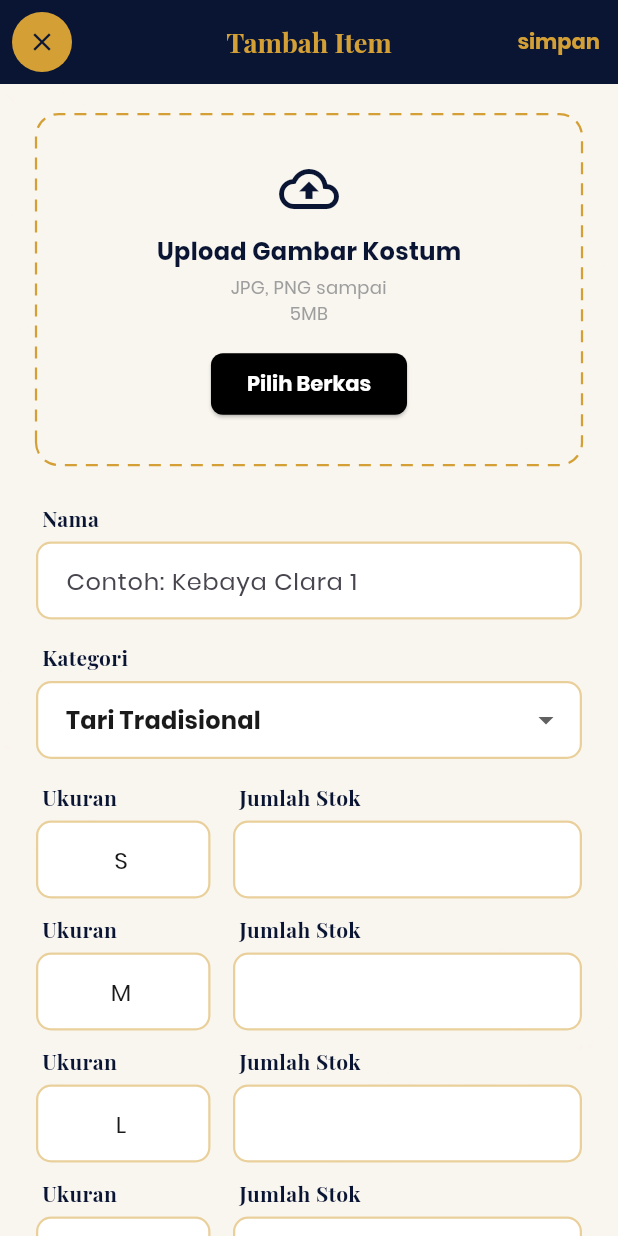
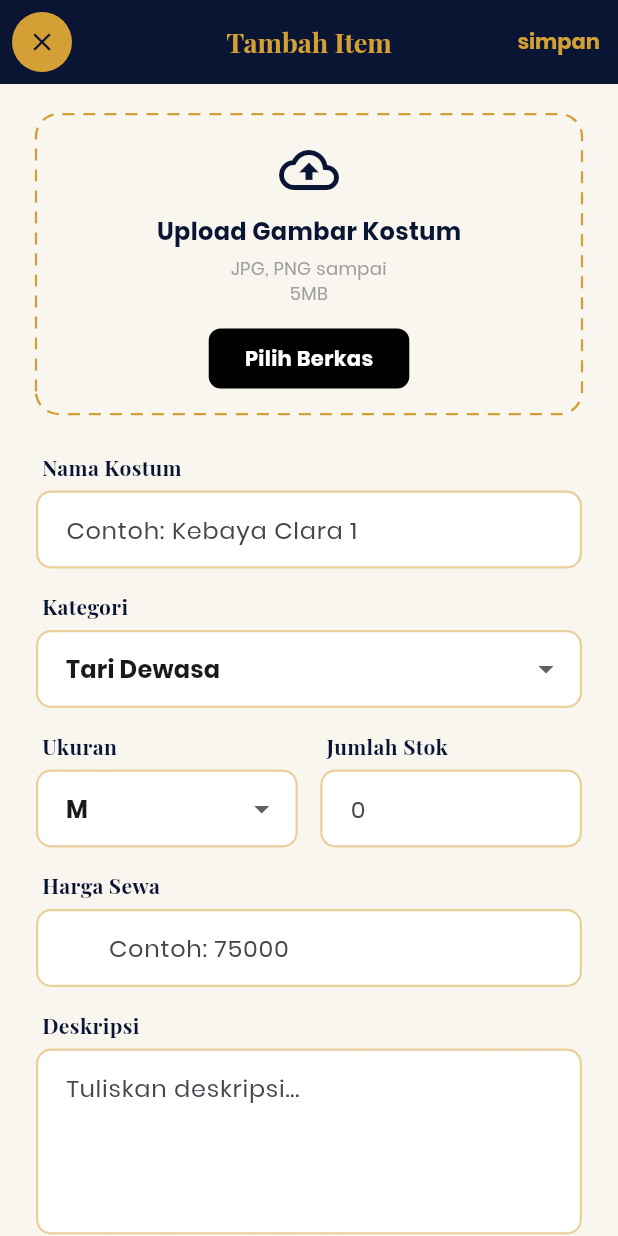
Before and after one commit to farinsevany-art/Penyewaan-Baju, a Flutter app: the AddStockPage screen opened directly with empty values, on a phone screen of 412 x 824 dp. Run offline on Flutter 3.47's test engine with Material 3 defaults, Android fonts, the phone set to English and light mode, and no system bars; our stand-ins replace fl_chart, image_picker, shared_preferences; accounts and stored records are empty.

Commit message:
FItur manajemen stok final

```diff
--- a/lib/data/services/auth_service.dart
+++ b/lib/data/services/auth_service.dart
@@ -2,7 +2,6 @@ import 'dart:convert';
 import 'package:http/http.dart' as http;
 
 class AuthService {
-  // Gunakan IP Laptop jika pakai emulator/HP asli, misal: 192.168.1.5
   static const String baseUrl = "http://localhost/api_penyewaan";
 
   static Future<Map<String, dynamic>> login(
--- a/lib/data/services/stock_service.dart
+++ b/lib/data/services/stock_service.dart
@@ -1,15 +1,20 @@
 import 'dart:convert';
 import 'package:http/http.dart' as http;
+import 'package:image_picker/image_picker.dart'; // Import XFile
 import '../models/stock_model.dart';
 
 class StockService {
+  // Gunakan IP sesuai environment Anda.
+  // Jika pakai Chrome/localhost, Anda bisa pakai "http://localhost/api_penyewaan"
   static const String baseUrl = "http://localhost/api_penyewaan";
+  static const String imageBaseUrl = "$baseUrl/uploads/";
 
   static Future<List<StockModel>> getStocks(int categoryId) async {
     try {
       final response = await http.get(
         Uri.parse("$baseUrl/get_stocks.php?id_kategori=$categoryId"),
       );
+
       if (response.statusCode == 200) {
         List data = json.decode(response.body);
         return data.map((item) => StockModel.fromJson(item)).toList();
@@ -22,22 +27,38 @@ class StockService {
 
   static Future<Map<String, dynamic>> saveStock(
     StockModel stock,
-    bool isEdit,
-  ) async {
+    bool isEdit, {
+    XFile? imageFile, // Parameter diubah menjadi XFile
+  }) async {
     final url = isEdit ? "$baseUrl/update_stock.php" : "$baseUrl/add_stock.php";
     try {
-      final response = await http.post(
-        Uri.parse(url),
-        body: {
-          "nama_kostum": stock.namaKostum,
-          "id_kategori": stock.idKategori.toString(),
-          "stok": stock.stok.toString(),
-          "harga_sewa": stock.hargaSewa.toString(),
-          "ukuran": stock.ukuran,
-          "deskripsi": stock.deskripsi,
-          if (isEdit) "id_kostum": stock.idKostum.toString(),
-        },
-      );
+      var request = http.MultipartRequest("POST", Uri.parse(url));
+
+      request.fields['nama_kostum'] = stock.namaKostum;
+      request.fields['id_kategori'] = stock.idKategori.toString();
+      request.fields['stok'] = stock.stok.toString();
+      request.fields['harga_sewa'] = stock.hargaSewa.toString();
+      request.fields['ukuran'] = stock.ukuran;
+      request.fields['deskripsi'] = stock.deskripsi;
+
+      if (isEdit) {
+        request.fields['id_kostum'] = stock.idKostum.toString();
+      }
+
+      // Handle file upload yang kompatibel untuk Web & Mobile
+      if (imageFile != null) {
+        var bytes = await imageFile.readAsBytes();
+        var pic = http.MultipartFile.fromBytes(
+          "foto",
+          bytes,
+          filename: imageFile.name,
+        );
+        request.files.add(pic);
+      }
+
+      var streamedResponse = await request.send();
+      var response = await http.Response.fromStream(streamedResponse);
+
       return json.decode(response.body);
     } catch (e) {
       return {"success": false, "message": "Koneksi gagal: $e"};
--- a/lib/features/admin/stock_management/add_stock_page.dart
+++ b/lib/features/admin/stock_management/add_stock_page.dart
@@ -1,3 +1,6 @@
+import 'dart:io';
+import 'package:flutter/foundation.dart' show kIsWeb;
+import 'package:image_picker/image_picker.dart';
 import 'package:flutter/material.dart';
 import 'dart:ui';
 import 'package:apkpenyewaanbaju/data/models/stock_model.dart';
@@ -16,22 +19,21 @@ class _AddStockPageState extends State<AddStockPage> {
   final _formKey = GlobalKey<FormState>();
 
   final TextEditingController _namaController = TextEditingController();
+  final TextEditingController _deskripsiController = TextEditingController();
+  final TextEditingController _stokController = TextEditingController();
   final TextEditingController _hargaController = TextEditingController();
-  final TextEditingController _deskripsiController = TextEditingController();
 
-  final TextEditingController _stokSController = TextEditingController();
-  final TextEditingController _stokMController = TextEditingController();
-  final TextEditingController _stokLController = TextEditingController();
-  final TextEditingController _stokXLController = TextEditingController();
+  XFile? _imageFile;
 
   final List<Map<String, dynamic>> _kategoriList = [
-    {'id': 1, 'name': 'Tari Tradisional'},
-    {'id': 2, 'name': 'Wayang'},
-    {'id': 3, 'name': 'Modern/Karnaval'},
-    {'id': 4, 'name': 'Pakaian Adat'},
+    {'id': 1, 'name': 'Tari Dewasa'},
+    {'id': 2, 'name': 'Tari Anak'},
+    {'id': 3, 'name': 'Raja & Ratu'},
+    {'id': 4, 'name': 'Wayang'},
   ];
 
   late int _selectedKategoriId;
+  String _selectedUkuran = 'M'; // Default ukuran
 
   @override
   void initState() {
@@ -45,59 +47,62 @@ class _AddStockPageState extends State<AddStockPage> {
   @override
   void dispose() {
     _namaController.dispose();
+    _deskripsiController.dispose();
+    _stokController.dispose();
     _hargaController.dispose();
-    _deskripsiController.dispose();
-    _stokSController.dispose();
-    _stokMController.dispose();
-    _stokLController.dispose();
-    _stokXLController.dispose();
     super.dispose();
+  }
+
+  Future<void> _pickImage() async {
+    final pickedFile = await ImagePicker().pickImage(
+      source: ImageSource.gallery,
+    );
+    if (pickedFile != null) {
+      setState(() {
+        _imageFile = pickedFile;
+      });
+    }
   }
 
   void _handleSave() async {
     if (_formKey.currentState!.validate()) {
-      Map<String, TextEditingController> stokControllers = {
-        'S': _stokSController,
-        'M': _stokMController,
-        'L': _stokLController,
-        'XL': _stokXLController,
-      };
+      int stok = int.tryParse(_stokController.text) ?? 0;
+      int harga = int.tryParse(_hargaController.text.replaceAll('.', '')) ?? 0;
 
-      bool isSuccess = true;
-      String errorMessage = "";
+      // Validasi agar stok tidak 0
+      if (stok <= 0) {
+        ScaffoldMessenger.of(context).showSnackBar(
+          const SnackBar(content: Text("Jumlah stok harus lebih dari 0!")),
+        );
+        return;
+      }
 
-      for (var entry in stokControllers.entries) {
-        String ukuran = entry.key;
-        int stok = int.tryParse(entry.value.text) ?? 0;
-
-        if (stok > 0) {
-          // Hanya simpan yang stoknya diisi lebih dari 0
       final stockData = StockModel(
         namaKostum: _namaController.text,
         idKategori: _selectedKategoriId,
         stok: stok,
-            hargaSewa:
-                int.tryParse(_hargaController.text.replaceAll('.', '')) ?? 0,
-            ukuran: ukuran,
+        hargaSewa: harga,
+        ukuran: _selectedUkuran,
         deskripsi: _deskripsiController.text,
       );
 
-          final res = await StockService.saveStock(stockData, false);
+      final res = await StockService.saveStock(
+        stockData,
+        false,
+        imageFile: _imageFile,
+      );
 
-          if (!res['success']) {
-            isSuccess = false;
-            errorMessage = res['message'];
-          }
-        }
-      }
-
-      if (isSuccess) {
-        if (mounted) Navigator.pop(context);
+      if (res['success'] == true) {
+        if (mounted) Navigator.pop(context); // Kembali jika sukses
       } else {
         if (mounted) {
-          ScaffoldMessenger.of(
-            context,
-          ).showSnackBar(SnackBar(content: Text("Gagal: $errorMessage")));
+          ScaffoldMessenger.of(context).showSnackBar(
+            SnackBar(
+              content: Text(
+                "Gagal: ${res['message'] ?? 'Error tidak diketahui'}",
+              ),
+            ),
+          );
         }
       }
     }
@@ -171,33 +176,61 @@ class _AddStockPageState extends State<AddStockPage> {
                   children: [
                     _buildImageUpload(),
                     const SizedBox(height: 25),
-                    _buildLabel("Nama"),
+
+                    _buildLabel("Nama Kostum"),
                     _buildTextField(
                       controller: _namaController,
                       hint: "Contoh: Kebaya Clara 1",
                     ),
                     const SizedBox(height: 15),
+
                     _buildLabel("Kategori"),
                     _buildCategoryDropdown(),
                     const SizedBox(height: 15),
-                    _buildSizeStockRow("S", _stokSController),
-                    const SizedBox(height: 10),
-                    _buildSizeStockRow("M", _stokMController),
-                    const SizedBox(height: 10),
-                    _buildSizeStockRow("L", _stokLController),
-                    const SizedBox(height: 10),
-                    _buildSizeStockRow("XL", _stokXLController),
+
+                    Row(
+                      children: [
+                        Expanded(
+                          flex: 1,
+                          child: Column(
+                            crossAxisAlignment: CrossAxisAlignment.start,
+                            children: [
+                              _buildLabel("Ukuran"),
+                              _buildSizeDropdown(),
+                            ],
+                          ),
+                        ),
+                        const SizedBox(width: 15),
+                        Expanded(
+                          flex: 1,
+                          child: Column(
+                            crossAxisAlignment: CrossAxisAlignment.start,
+                            children: [
+                              _buildLabel("Jumlah Stok"),
+                              _buildTextField(
+                                controller: _stokController,
+                                hint: "0",
+                                isNumber: true,
+                              ),
+                            ],
+                          ),
+                        ),
+                      ],
+                    ),
                     const SizedBox(height: 15),
+
                     _buildLabel("Harga Sewa"),
                     _buildPriceField(),
                     const SizedBox(height: 15),
+
                     _buildLabel("Deskripsi"),
                     _buildTextField(
                       controller: _deskripsiController,
-                      hint: "",
+                      hint: "Tuliskan deskripsi...",
                       maxLines: 4,
                     ),
                     const SizedBox(height: 30),
+
                     _buildSubmitButton(),
                   ],
                 ),
@@ -212,12 +245,33 @@ class _AddStockPageState extends State<AddStockPage> {
   // --- WIDGET HELPER ---
   Widget _buildImageUpload() {
     return Center(
+      child: GestureDetector(
+        onTap: _pickImage,
         child: CustomPaint(
           painter: DashedRectPainter(color: AppColors.primaryGold),
           child: Container(
             width: double.infinity,
-          padding: const EdgeInsets.symmetric(vertical: 30),
-          child: Column(
+            height: 200,
+            alignment: Alignment.center,
+            child: _imageFile != null
+                ? ClipRRect(
+                    borderRadius: BorderRadius.circular(15),
+                    child: kIsWeb
+                        ? Image.network(
+                            _imageFile!.path,
+                            fit: BoxFit.cover,
+                            width: double.infinity,
+                            height: 200,
+                          )
+                        : Image.file(
+                            File(_imageFile!.path),
+                            fit: BoxFit.cover,
+                            width: double.infinity,
+                            height: 200,
+                          ),
+                  )
+                : Column(
+                    mainAxisAlignment: MainAxisAlignment.center,
                     children: [
                       const Icon(
                         Icons.cloud_upload_outlined,
@@ -240,25 +294,25 @@ class _AddStockPageState extends State<AddStockPage> {
                         style: TextStyle(color: Colors.grey, fontSize: 12),
                       ),
                       const SizedBox(height: 15),
-              ElevatedButton(
-                style: ElevatedButton.styleFrom(
-                  backgroundColor: Colors.black,
-                  foregroundColor: Colors.white,
-                  shape: RoundedRectangleBorder(
-                    borderRadius: BorderRadius.circular(8),
-                  ),
+                      Container(
                         padding: const EdgeInsets.symmetric(
                           horizontal: 24,
                           vertical: 10,
                         ),
+                        decoration: BoxDecoration(
+                          color: Colors.black,
+                          borderRadius: BorderRadius.circular(8),
                         ),
-                onPressed: () {},
                         child: const Text(
                           "Pilih Berkas",
-                  style: TextStyle(fontWeight: FontWeight.bold),
+                          style: TextStyle(
+                            fontWeight: FontWeight.bold,
+                            color: Colors.white,
+                          ),
                         ),
                       ),
                     ],
+                  ),
           ),
         ),
       ),
@@ -284,27 +338,13 @@ class _AddStockPageState extends State<AddStockPage> {
     required TextEditingController controller,
     required String hint,
     int maxLines = 1,
+    bool isNumber = false,
   }) {
     return TextFormField(
       controller: controller,
       maxLines: maxLines,
+      keyboardType: isNumber ? TextInputType.number : TextInputType.text,
       decoration: _inputDecoration(hint: hint),
-      validator: (value) => value!.isEmpty ? "Wajib diisi" : null,
-    );
-  }
-
-  Widget _buildPriceField() {
-    return TextFormField(
-      controller: _hargaController,
-      keyboardType: TextInputType.number,
-      decoration: _inputDecoration().copyWith(
-        prefixText: "Rp  ",
-        prefixStyle: const TextStyle(
-          color: Colors.grey,
-          fontWeight: FontWeight.bold,
-          fontSize: 16,
-        ),
-      ),
       validator: (value) => value!.isEmpty ? "Wajib diisi" : null,
     );
   }
@@ -325,40 +365,32 @@ class _AddStockPageState extends State<AddStockPage> {
     );
   }
 
-  Widget _buildSizeStockRow(String size, TextEditingController controller) {
-    return Row(
-      children: [
-        Expanded(
-          flex: 1,
-          child: Column(
-            crossAxisAlignment: CrossAxisAlignment.start,
-            children: [
-              _buildLabel("Ukuran"),
-              TextFormField(
-                initialValue: size,
-                readOnly: true,
-                textAlign: TextAlign.center,
+  Widget _buildSizeDropdown() {
+    return DropdownButtonFormField<String>(
+      value: _selectedUkuran,
       decoration: _inputDecoration(),
-              ),
-            ],
+      items: ['S', 'M', 'L', 'XL'].map((size) {
+        return DropdownMenuItem<String>(value: size, child: Text(size));
+      }).toList(),
+      onChanged: (val) {
+        setState(() => _selectedUkuran = val!);
+      },
+    );
+  }
+
+  Widget _buildPriceField() {
+    return TextFormField(
+      controller: _hargaController,
+      keyboardType: TextInputType.number,
+      decoration: _inputDecoration(hint: "Contoh: 75000").copyWith(
+        prefixText: "Rp  ",
+        prefixStyle: const TextStyle(
+          color: Colors.grey,
+          fontWeight: FontWeight.bold,
+          fontSize: 16,
         ),
       ),
-        const SizedBox(width: 15),
-        Expanded(
-          flex: 2,
-          child: Column(
-            crossAxisAlignment: CrossAxisAlignment.start,
-            children: [
-              _buildLabel("Jumlah Stok"),
-              TextFormField(
-                controller: controller,
-                keyboardType: TextInputType.number,
-                decoration: _inputDecoration(),
-              ),
-            ],
-          ),
-        ),
-      ],
+      validator: (value) => value!.isEmpty ? "Wajib diisi" : null,
     );
   }
 
--- a/lib/features/auth/screens/login_form_page.dart
+++ b/lib/features/auth/screens/login_form_page.dart
@@ -22,7 +22,7 @@ class _LoginFormPageState extends State<LoginFormPage> {
     final password = _passwordController.text.trim();
 
     if (email.isEmpty || password.isEmpty) {
-      _showSnackBar("Harap isi semua kolom", Colors.orange);
+      _showSnackBar("Harap Masukkan Data Anda", Colors.orange);
       return;
     }
 
--- a/pubspec.yaml
+++ b/pubspec.yaml
@@ -38,6 +38,7 @@ dependencies:
   cupertino_icons: ^1.0.8
   fl_chart: ^0.70.0
   shared_preferences: ^2.2.2
+  image_picker: ^1.2.2
 
 dev_dependencies:
   flutter_test:
```
Also changed, not shown: lib/features/admin/stock_management/edit_stock_page.dart (+79 -21 lines), lib/features/admin/stock_management/stock_management_page.dart (+101 -41 lines), pubspec.lock, 5 other files. Lines whose indentation alone changed are shown as unchanged.
